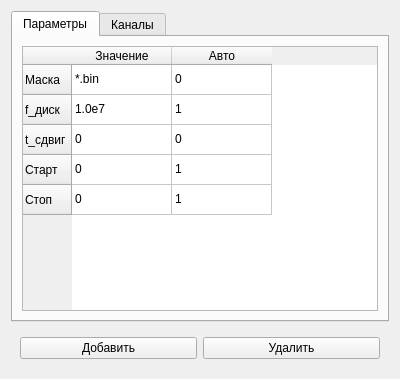
First picture: the form in ui/oscilloscoppage.ui, repository Asmedyanov/SignalViewer_GunTeam, before the edit.
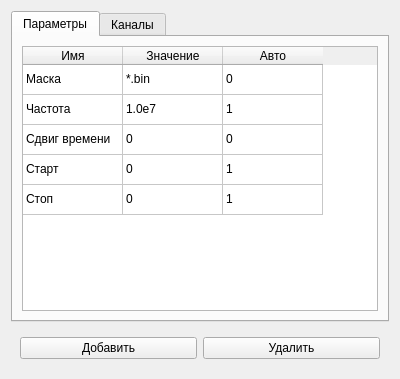
Second picture: the form after the edit. The open tabs and pages were chosen to show the change.

Diff of the .ui file:
```diff
--- a/ui/oscilloscoppage.ui
+++ b/ui/oscilloscoppage.ui
@@ -36,31 +36,39 @@
              <property name="sortingEnabled">
               <bool>true</bool>
              </property>
+             <attribute name="verticalHeaderVisible">
+              <bool>false</bool>
+             </attribute>
              <row>
               <property name="text">
-               <string>Маска</string>
+               <string>0</string>
               </property>
              </row>
              <row>
               <property name="text">
-               <string>f_диск</string>
+               <string>1</string>
               </property>
              </row>
              <row>
               <property name="text">
-               <string>t_сдвиг</string>
+               <string>2</string>
               </property>
              </row>
              <row>
               <property name="text">
-               <string>Старт</string>
+               <string>3</string>
               </property>
              </row>
              <row>
               <property name="text">
-               <string>Стоп</string>
+               <string>4</string>
               </property>
              </row>
+             <column>
+              <property name="text">
+               <string>Имя</string>
+              </property>
+             </column>
              <column>
               <property name="text">
                <string>Значение</string>
@@ -73,27 +81,37 @@
              </column>
              <item row="0" column="0">
               <property name="text">
-               <string>*.bin</string>
+               <string>Маска</string>
               </property>
              </item>
              <item row="0" column="1">
               <property name="text">
+               <string>*.bin</string>
+              </property>
+             </item>
+             <item row="0" column="2">
+              <property name="text">
                <string>0</string>
               </property>
              </item>
              <item row="1" column="0">
               <property name="text">
-               <string>1.0e7</string>
+               <string>Частота</string>
               </property>
              </item>
              <item row="1" column="1">
               <property name="text">
+               <string>1.0e7</string>
+              </property>
+             </item>
+             <item row="1" column="2">
+              <property name="text">
                <string>1</string>
               </property>
              </item>
              <item row="2" column="0">
               <property name="text">
-               <string>0</string>
+               <string>Сдвиг времени</string>
               </property>
              </item>
              <item row="2" column="1">
@@ -101,23 +119,38 @@
                <string>0</string>
               </property>
              </item>
+             <item row="2" column="2">
+              <property name="text">
+               <string>0</string>
+              </property>
+             </item>
              <item row="3" column="0">
               <property name="text">
-               <string>0</string>
+               <string>Старт</string>
               </property>
              </item>
              <item row="3" column="1">
               <property name="text">
+               <string>0</string>
+              </property>
+             </item>
+             <item row="3" column="2">
+              <property name="text">
                <string>1</string>
               </property>
              </item>
              <item row="4" column="0">
               <property name="text">
-               <string>0</string>
+               <string>Стоп</string>
               </property>
              </item>
              <item row="4" column="1">
               <property name="text">
+               <string>0</string>
+              </property>
+             </item>
+             <item row="4" column="2">
+              <property name="text">
                <string>1</string>
               </property>
              </item>
```
Left out of the diff: 5 changed lines with no effect on the pictures.
